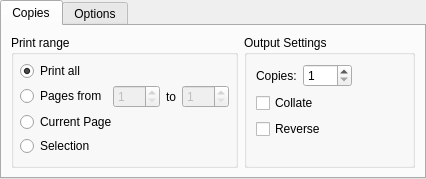
dmgerman/qtbase-token, file src/printsupport/dialogs/qprintsettingsoutput.ui: the form before one commit.
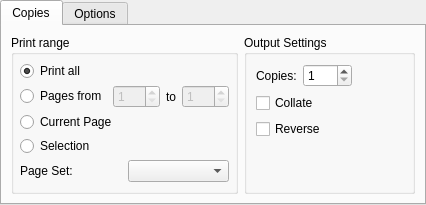
The form after the commit.

Commit message:
Add CUPS Page Set options to print support
Adds combobox to select CUPS Page Set option (even/odd pages) into the
Unix print dialog

[ChangeLog][QtPrintSupport][QPrintDialog] Added support for setting CUPS
Page Set (even/odd pages only) in the print dialog.

cregit: 75ffb131ed13183ef65a04e12d7506dedc0f1aaa https://github.com/qt/qtbase/commit/75ffb131ed13183ef65a04e12d7506dedc0f1aaa

Patch:
```diff
--- a/src/printsupport/dialogs/qprintsettingsoutput.ui
+++ b/src/printsupport/dialogs/qprintsettingsoutput.ui
@@ -7,7 +7,7 @@
     <x>0</x>
     <y>0</y>
     <width>426</width>
-    <height>171</height>
+    <height>187</height>
    </rect>
   </property>
   <property name="windowTitle">
@@ -132,6 +132,33 @@
             </property>
            </widget>
           </item>
+          <item>
+           <layout class="QHBoxLayout" name="_5">
+            <property name="spacing">
+             <number>6</number>
+            </property>
+            <property name="bottomMargin">
+             <number>0</number>
+            </property>
+            <item>
+             <widget class="QLabel" name="pageSetLabel">
+              <property name="text">
+               <string>Page Set:</string>
+              </property>
+              <property name="visible">
+               <bool>false</bool>
+              </property>
+             </widget>
+            </item>
+            <item>
+             <widget class="QComboBox" name="pageSetCombo">
+              <property name="visible">
+               <bool>false</bool>
+              </property>
+             </widget>
+            </item>
+           </layout>
+          </item>
           <item>
            <spacer name="verticalSpacer">
             <property name="orientation">
```
The commit also changes 4 other files.
